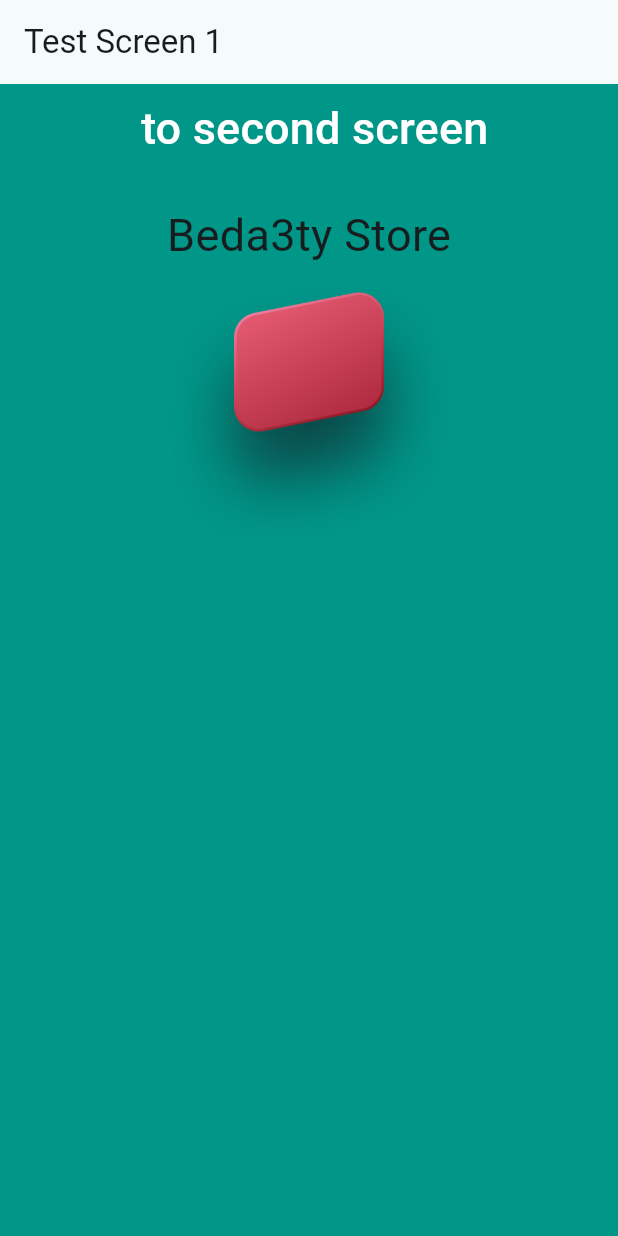
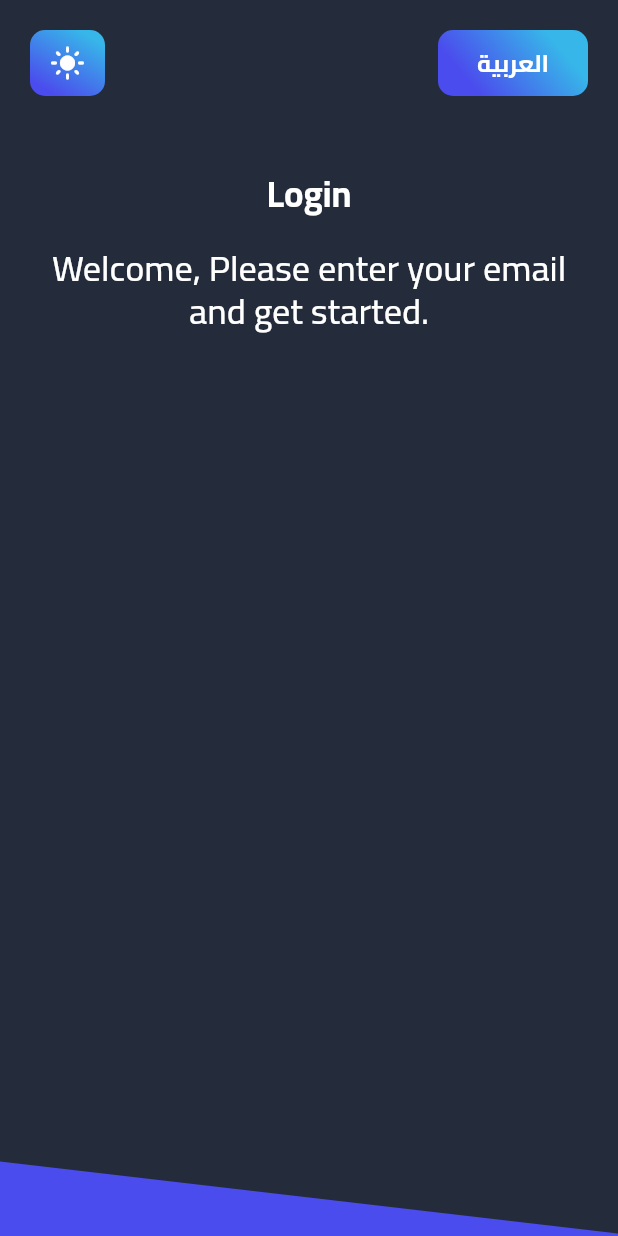
Before and after one commit to youssefr1/Beda3ty-Store, a Flutter app: the screen it shows after launch, on a phone screen of 412 x 824 dp. Run offline on Flutter 3.47's test engine with Material 3 defaults, Android fonts, the phone set to English and light mode, and no system bars; our stand-ins replace animate_do, connectivity_plus, firebase_core, flutter_dotenv, flutter_screenutil, go_router; accounts and stored records are empty.

Commit message:
add buttom navigator bar and welcom info and app bar

```diff
--- a/lib/astro_store_app.dart
+++ b/lib/astro_store_app.dart
@@ -5,6 +5,7 @@ import 'package:astro/core/styles/theme/app_theme.dart';
 import 'package:flutter/material.dart';
 import 'package:astro/core/app/connectivily_control.dart';
 import 'package:go_router/go_router.dart';
+import 'package:flutter_screenutil/flutter_screenutil.dart';
 
 class Beda3tyStoreApp extends StatelessWidget {
   const Beda3tyStoreApp({super.key});
@@ -14,11 +15,16 @@ class Beda3tyStoreApp extends StatelessWidget {
     return ValueListenableBuilder<bool>(
       valueListenable: ConnectivityControler.instance.isConected,
       builder: (context, isConnected, _) {
+        return ScreenUtilInit(
+          designSize: const Size(375, 812), // غير الأبعاد حسب التصميم بتاعك (Figma)
+          minTextAdapt: true,
+          splitScreenMode: true,
+          builder: (context, child) {
             return MaterialApp.router(
-          //theme section
-          theme: themeLight(),
+              // theme section
+              theme: themeDark(),
               // language section
-          locale: Locale('en') ,
+              locale: const Locale('en'),
               supportedLocales: AppLocalizationsSetup.supportedLocales,
               localizationsDelegates: AppLocalizationsSetup.localizationsDelegates,
               localeResolutionCallback: AppLocalizationsSetup.localeResolutionCallback,
@@ -34,5 +40,7 @@ class Beda3tyStoreApp extends StatelessWidget {
             );
           },
         );
+      },
+    );
   }
 }
--- a/lib/core/common/animation/animate_do.dart
+++ b/lib/core/common/animation/animate_do.dart
@@ -58,7 +58,7 @@ class CustomFadeInLeft extends StatelessWidget {
   Widget build(BuildContext context) {
     //TODO: sharePreferences
     return FadeInLeft(
-      delay: const Duration(milliseconds: 300),
+      delay: const Duration(milliseconds: 400),
       duration: Duration(milliseconds: duration),
       child: child,
     );
@@ -91,7 +91,7 @@ class CustomFadeInRight extends StatelessWidget {
   Widget build(BuildContext context) {
     //TODO: sharePreferences
     return FadeInRight(
-      delay: const Duration(milliseconds: 300),
+      delay: const Duration(milliseconds: 400),
       duration: Duration(milliseconds: duration),
       child: child,
     );
--- a/lib/core/common/widjets/custom_linear_button.dart
+++ b/lib/core/common/widjets/custom_linear_button.dart
@@ -21,8 +21,8 @@ class CustomLinearButton extends StatelessWidget {
       splashColor: context.color.bluePinkLight!.withOpacity(0.3),
       onTap: onPressed,
       child: Container(
-        height: height ?? 44.h,
-        width: width ?? 44.w,
+        height: height ?? 44,
+        width: width ?? 44,
         decoration: ShapeDecoration(
           shape: RoundedRectangleBorder(
             borderRadius: BorderRadius.circular(10),
--- a/lib/core/routes/app_routes.dart
+++ b/lib/core/routes/app_routes.dart
@@ -1,36 +1,29 @@
+import 'package:astro/featured/auth/presentation/views/login_view.dart';
 import 'package:flutter/material.dart';
 import 'package:go_router/go_router.dart';
 import 'package:astro/featured/splash/presentation/views/splash_view.dart';
-import 'package:astro/test_screen1.dart';
-import 'package:astro/test_screen2.dart';
 import 'package:astro/core/common/screens/no_network_screen.dart';
 
 class AppRouter {
-  // ✅ تعريف المسارات كمتغيرات
   static const String splash = '/splash';
-  static const String screen1 = '/screen1';
-  static const String screen2 = '/screen2';
+  static const String login = '/login';
   static const String noNetwork = '/no-network';
 
-  // ✅ تعريف GoRouter
+
   static final GoRouter router = GoRouter(
-    initialLocation: splash,
+    initialLocation: login,
     routes: [
       GoRoute(
         path: splash,
         builder: (context, state) => const SplashView(),
       ),
       GoRoute(
-        path: screen1,
-        builder: (context, state) => const TestScreen1(),
+        path: noNetwork,
+        builder: (context, state) => const NoNetworkScreen(),
       ),
       GoRoute(
-        path: screen2,
-        builder: (context, state) => const TestScreen2(),
-      ),
-      GoRoute(
-        path: noNetwork,
-        builder: (context, state) => const NoNetworkScreen(),
+        path: login,
+        builder: (context, state) => const LoginView(),
       ),
     ],
   );
--- /dev/null
+++ b/lib/featured/auth/presentation/views/login_view.dart
@@ -0,0 +1,22 @@
+import 'package:astro/core/extensions/context_extensions.dart';
+import 'package:astro/featured/auth/presentation/widjets/auth_custom_painter.dart';
+import 'package:astro/featured/auth/presentation/widjets/botton_navigator_bar.dart';
+import 'package:astro/featured/auth/presentation/widjets/login/login_body_view.dart';
+import 'package:flutter/cupertino.dart';
+import 'package:flutter/material.dart';
+import 'package:flutter_screenutil/flutter_screenutil.dart';
+
+class LoginView extends StatelessWidget {
+  const LoginView({super.key});
+
+  @override
+  Widget build(BuildContext context) {
+    return const Scaffold(
+      bottomNavigationBar: BottomNavigatorBar(),
+      body: SafeArea(
+        bottom: false,
+        child: LoginBodyView(),
+      ),
+    );
+  }
+}
--- /dev/null
+++ b/lib/featured/auth/presentation/widjets/auth_custom_painter.dart
@@ -0,0 +1,31 @@
+import 'package:flutter/material.dart';
+
+class AuthCustomPainter extends CustomPainter {
+  AuthCustomPainter({required this.gradient, super.repaint});
+
+  final LinearGradient gradient;
+  @override
+  void paint(Canvas canvas, Size size) {
+    final paint = Paint()
+      ..shader = gradient.createShader(
+        Rect.fromPoints(Offset.zero, Offset(0, size.height)),
+      );
+    final path = Path();
+    _pathChoeses(path, size);
+
+    canvas.drawPath(path, paint);
+  }
+
+  void _pathChoeses(Path path, Size size) {
+    path
+      ..moveTo(size.width * -0.0345067, size.height * 0.6583005)
+      ..lineTo(size.width * 1.0372800, size.height * 1.0012192)
+      ..lineTo(size.width * 1.0394667, size.height * 1.0054064)
+      ..lineTo(size.width * -0.0378133, size.height * 0.9998645);
+  }
+
+  @override
+  bool shouldRepaint(covariant CustomPainter oldDelegate) {
+    return false;
+  }
+}
--- /dev/null
+++ b/lib/featured/auth/presentation/widjets/auth_title_info.dart
@@ -0,0 +1,44 @@
+import 'package:astro/core/common/animation/animate_do.dart';
+import 'package:astro/core/common/widjets/text_app.dart';
+import 'package:astro/core/extensions/context_extensions.dart';
+import 'package:astro/core/language/lang_keys.dart';
+import 'package:astro/core/styles/fonts/font_weight_helper.dart';
+import 'package:flutter/material.dart';
+import 'package:flutter_screenutil/flutter_screenutil.dart';
+
+class AuthTitleInfo extends StatelessWidget {
+  const AuthTitleInfo({required this.title, required this.description, super.key});
+    final String title;
+    final String description;
+
+  @override
+  Widget build(BuildContext context) {
+    return CustomFadeInUp(
+      duration: 500,
+      child: Column(
+        children: [
+          TextApp(
+            text: title,
+            textAlign: TextAlign.center,
+            theme: context.textStyle.copyWith(
+              fontSize: 24,
+              fontWeight: FontWeightHelper.bold,
+              color: context.color.textColor
+
+            ),
+          ),
+           SizedBox(height: 20.h,),
+          TextApp(
+            text: description,
+            textAlign: TextAlign.center,
+            theme: context.textStyle.copyWith(
+              fontSize: 24,
+              fontWeight:  FontWeightHelper.medium,
+              color: context.color.textColor
+            ),
+          ),
+        ],
+      ),
+    );
+  }
+}
--- /dev/null
+++ b/lib/featured/auth/presentation/widjets/botton_navigator_bar.dart
@@ -0,0 +1,29 @@
+import 'package:astro/core/extensions/context_extensions.dart';
+import 'package:astro/featured/auth/presentation/widjets/auth_custom_painter.dart';
+import 'package:flutter/cupertino.dart';
+
+class BottomNavigatorBar extends StatelessWidget {
+  const BottomNavigatorBar({
+    super.key,
+  });
+
+  @override
+  Widget build(BuildContext context) {
+    return CustomPaint(
+      size: Size(
+        MediaQuery.of(context).size.width,
+        150,
+      ),
+      painter: AuthCustomPainter(
+        gradient: LinearGradient(
+          colors: [
+            context.color.bluePinkLight!,
+            context.color.bluePinkLight!,
+            context.color.bluePinkLight!,
+            context.color.bluePinkDark!,
+          ],
+        ),
+      ),
+    );
+  }
+}
--- /dev/null
+++ b/lib/featured/auth/presentation/widjets/dark_and_Lang_bar.dart
@@ -0,0 +1,48 @@
+import 'package:astro/core/common/animation/animate_do.dart';
+import 'package:astro/core/common/widjets/custom_linear_button.dart';
+import 'package:astro/core/common/widjets/text_app.dart';
+import 'package:astro/core/extensions/context_extensions.dart';
+import 'package:astro/core/language/lang_keys.dart';
+import 'package:astro/core/styles/fonts/font_weight_helper.dart';
+import 'package:flutter/material.dart';
+
+class DarkAndLangBar extends StatelessWidget {
+  const DarkAndLangBar({super.key});
+
+  @override
+  Widget build(BuildContext context) {
+    return Row(
+      mainAxisAlignment: MainAxisAlignment.spaceBetween,
+      children: [
+        // dark mode buttom
+        CustomFadeInRight(
+          duration: 500,
+          child: CustomLinearButton(
+            width: 50,
+            onPressed: () {},
+            child: const Icon(
+              Icons.light_mode_rounded,
+              color: Colors.white,
+            ),
+          ),
+        ),
+        // language buttom
+        CustomFadeInLeft(
+          duration: 500,
+          child: CustomLinearButton(
+            width: 100,
+            onPressed: () {},
+            child: TextApp(
+              text: context.translate(LangKeys.language),
+              theme: context.textStyle.copyWith(
+                fontSize: 16,
+                color: Colors.white,
+                fontWeight: FontWeightHelper.bold
+              ),
+            ),
+          ),
+        ),
+      ],
+    );
+  }
+}
--- /dev/null
+++ b/lib/featured/auth/presentation/widjets/login/login_body_view.dart
@@ -0,0 +1,43 @@
+import 'package:astro/core/extensions/context_extensions.dart';
+import 'package:astro/core/language/lang_keys.dart';
+import 'package:astro/featured/auth/presentation/widjets/auth_title_info.dart';
+import 'package:astro/featured/auth/presentation/widjets/dark_and_Lang_bar.dart';
+import 'package:flutter/cupertino.dart';
+import 'package:flutter_screenutil/flutter_screenutil.dart';
+
+class LoginBodyView extends StatelessWidget {
+  const LoginBodyView({super.key});
+
+  @override
+  Widget build(BuildContext context) {
+    return Padding(
+      padding: const EdgeInsets.symmetric(
+        horizontal: 20,
+        vertical: 20,
+      ),
+      child: SingleChildScrollView(
+        child: Column(
+          children: [
+            //dark mode and language
+            const DarkAndLangBar(),
+            SizedBox(
+              height: 50.h,
+            ),
+            // Welcome Info
+            AuthTitleInfo(
+              title: context.translate(LangKeys.login),
+              description: context.translate(
+                LangKeys.welcome,
+              ),
+            ),
+            SizedBox(
+              height: 30.h,
+            ),
+
+
+          ],
+        ),
+      ),
+    );
+  }
+}
--- a/lib/featured/splash/presentation/views/splash_view.dart
+++ b/lib/featured/splash/presentation/views/splash_view.dart
@@ -1,3 +1,4 @@
+import 'package:astro/core/styles/colors/colors_dark.dart';
 import 'package:astro/featured/splash/presentation/views/widjets/splash_view_body.dart';
 import 'package:flutter/material.dart';
 
@@ -7,7 +8,7 @@ class SplashView extends StatelessWidget {
   @override
   Widget build(BuildContext context) {
     return const Scaffold(
-        backgroundColor: Color(0xffB32025),
+        backgroundColor: ColorsDark.black2,
           body: SplashViewBody()
       )
     ;
--- a/lib/featured/splash/presentation/views/widjets/splash_view_body.dart
+++ b/lib/featured/splash/presentation/views/widjets/splash_view_body.dart
@@ -48,7 +48,7 @@ class _SplashViewBodyState extends State<SplashViewBody>
   void navigateToHome() {
     Future.delayed(const Duration(seconds: 5), () {
       if (mounted) {
-        context.goRoute(AppRouter.screen1); // ✅ يروح لـ screen1 ويمسح السبلاش من الـ stack
+        context.goRoute(AppRouter.login); // ✅ يروح لـ screen1 ويمسح السبلاش من الـ stack
       }
     });
   }
--- a/lib/test_screen1.dart
+++ /dev/null
@@ -1,51 +0,0 @@
-import 'package:astro/core/extensions/context_extensions.dart';
-import 'package:astro/core/language/lang_keys.dart';
-import 'package:astro/core/routes/app_routes.dart';
-import 'package:astro/core/styles/images/app_images.dart';
-import 'package:flutter/cupertino.dart';
-import 'package:flutter/material.dart';
-import 'package:go_router/go_router.dart';
-
-class TestScreen1 extends StatelessWidget {
-  const TestScreen1({super.key});
-
-  @override
-  Widget build(BuildContext context) {
-    return Scaffold(
-      backgroundColor: Colors.teal,
-      appBar: AppBar(
-        title: const Text('Test Screen 1'),
-      ),
-      body: Column(
-        children: [
-          Center(
-            child: TextButton(
-              onPressed: () {
-                context.pushRoute(AppRouter.screen2);
-              },
-              child: Text(
-                ' to second screen',
-                style: TextStyle(
-                  color: context.color.mainColor,
-                  fontSize: 30,
-                ),
-              ),
-              // 👈 جاي من الثيم
-            ),
-          ),
-          const SizedBox(
-            height: 20,
-          ),
-          Text(
-            context.translate(LangKeys.appName),
-            style: TextStyle(fontSize: 30),
-          ),
-          Image.asset(
-            context.image.bigNavBar!,
-            width: 200,
-          ),
-        ],
-      ),
-    );
-  }
-}
--- a/lib/test_screen2.dart
+++ /dev/null
@@ -1,19 +0,0 @@
-import 'package:flutter/material.dart';
-import 'package:go_router/go_router.dart';
-
-class TestScreen2 extends StatelessWidget {
-  const TestScreen2({super.key});
-
-  @override
-  Widget build(BuildContext context) {
-    return Scaffold(
-      backgroundColor: Colors.black,
-      appBar: AppBar(
-        leading: IconButton(onPressed: (){
-          context.pop();
-        }, icon: Icon(Icons.arrow_back)),
-        title: const Text('test screen2'),
-      ),
-    );
-  }
-}
```
Also changed, not shown: lib/featured/auth/presentation/views/sign_up_view.dart (added). Lines whose indentation alone changed are shown as unchanged.
